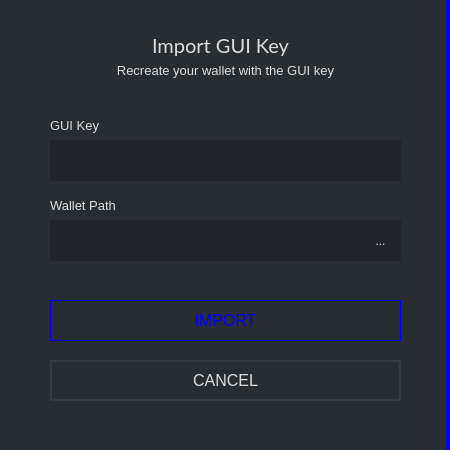
Before: the Qt Designer form src/gui/ui/importkeydialog.ui in aluisyoanx/gui-wallet, drawn with Qt 5.
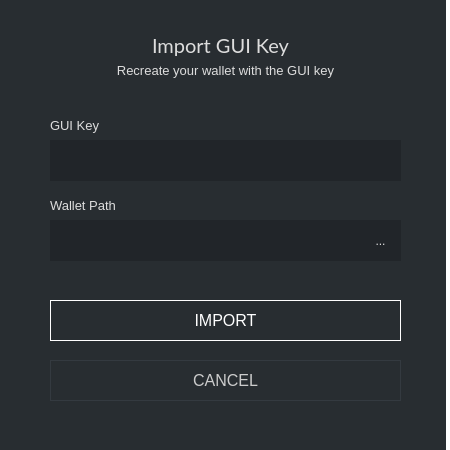
After: the same form once the commit is applied.

```diff
--- a/src/gui/ui/importkeydialog.ui
+++ b/src/gui/ui/importkeydialog.ui
@@ -38,7 +38,7 @@
       </size>
      </property>
      <property name="styleSheet">
-      <string notr="true">background-color: #282d31; border-right: 4px solid blue;</string>
+      <string notr="true">background-color: #282d31; border-right: 4px solid white;</string>
      </property>
      <property name="title">
       <string/>
@@ -207,7 +207,9 @@
        </font>
       </property>
       <property name="styleSheet">
-       <string notr="true">color: blue; background-color: #1; border: 1px solid blue; font-size: 16px;</string>
+       <string notr="true">QPushButton#m_okButton {color: white; background-color: #1; border: 1px solid white; font-size: 16px;}
+
+QPushButton#m_okButton:hover {color: white; background-color: #1; border: 2px solid white; font-size: 16px;}</string>
       </property>
       <property name="text">
        <string>IMPORT</string>
@@ -234,7 +236,9 @@
        </font>
       </property>
       <property name="styleSheet">
-       <string notr="true">color: #ddd; border: 2px solid #343a40; font-size: 16px; background-color: #21259;</string>
+       <string notr="true">QPushButton#m_cancelButton {color: #ccc; border: 1px solid #343a40; font-size: 16px; background-color: #21259;}
+
+QPushButton#m_cancelButton:hover {color: #ddd; border: 2px solid #444; font-size: 16px; background-color: #21259;}</string>
       </property>
       <property name="text">
        <string>CANCEL</string>
```
